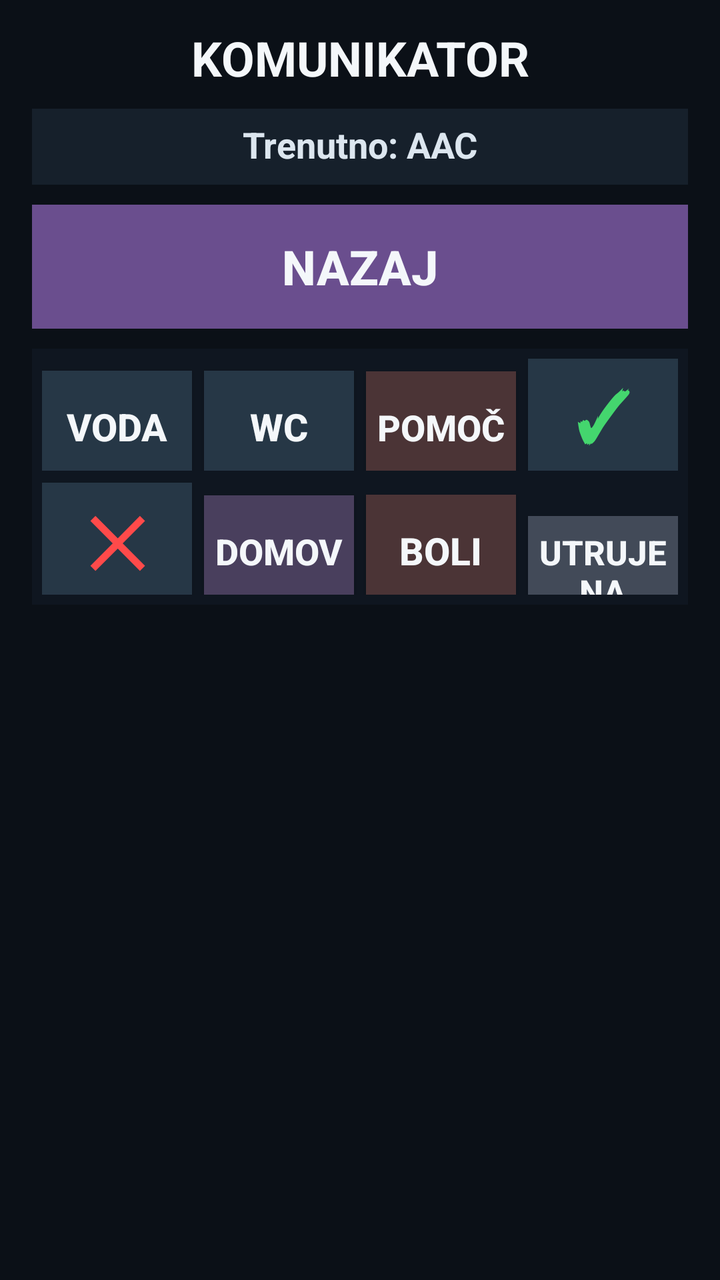
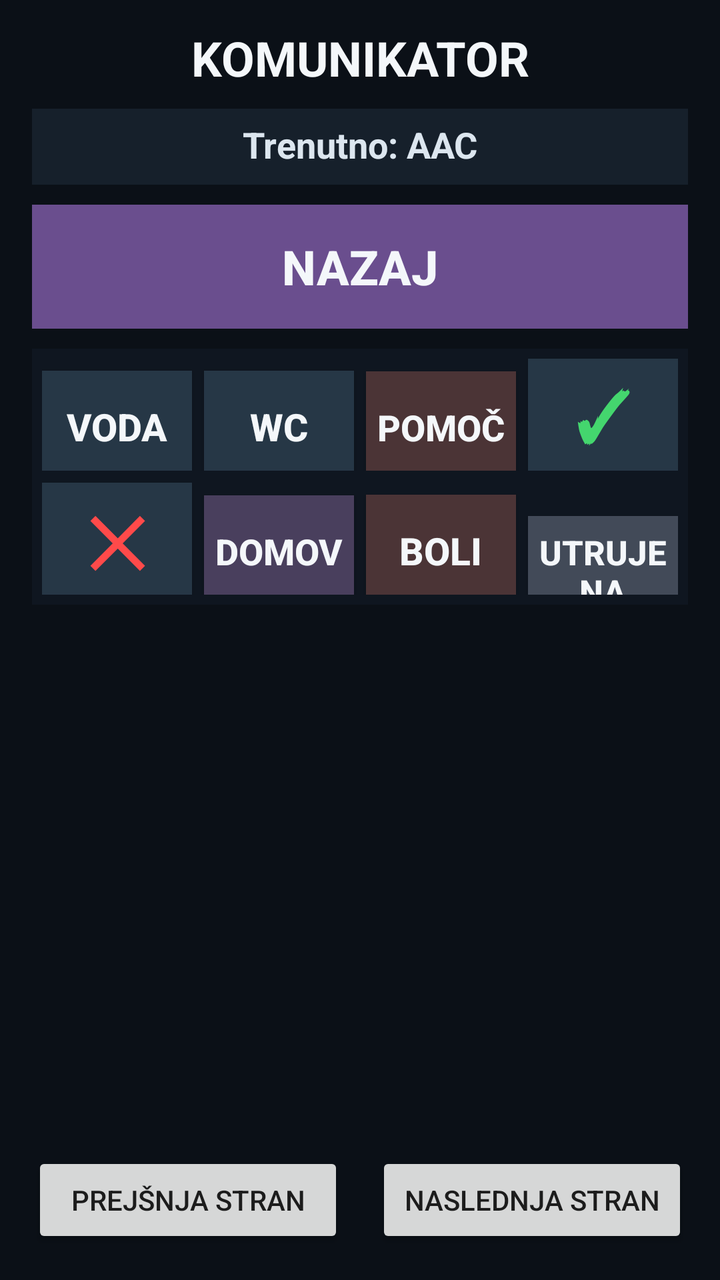

Screens rendered from an Android XML layout before and after an edit, with the pre-edit source and the edit as a unified diff.
<!-- AndroidManifest.xml: application theme Theme.AppCompat.Light.NoActionBar -->
<!-- res/layout/activity_aac_communicator.xml -->
<?xml version="1.0" encoding="utf-8"?>
<LinearLayout xmlns:android="http://schemas.android.com/apk/res/android"
    android:layout_width="match_parent"
    android:layout_height="match_parent"
    android:background="#0B1017"
    android:orientation="vertical"
    android:padding="16dp">

    <TextView
        android:id="@+id/txtAacTitle"
        android:layout_width="match_parent"
        android:layout_height="wrap_content"
        android:gravity="center"
        android:includeFontPadding="false"
        android:paddingBottom="10dp"
        android:text="KOMUNIKATOR"
        android:textColor="#F4F7FA"
        android:textSize="24sp"
        android:textStyle="bold" />

    <TextView
        android:id="@+id/txtAacPath"
        android:layout_width="match_parent"
        android:layout_height="wrap_content"
        android:layout_marginBottom="10dp"
        android:background="#16202B"
        android:gravity="center"
        android:includeFontPadding="false"
        android:minHeight="38dp"
        android:padding="8dp"
        android:text="Trenutno: AAC"
        android:textColor="#DCE6EF"
        android:textSize="18sp"
        android:textStyle="bold" />

    <Button
        android:id="@+id/btnAacBackNav"
        android:layout_width="match_parent"
        android:layout_height="62dp"
        android:layout_marginBottom="10dp"
        android:background="#6A4E8E"
        android:enabled="false"
        android:text="NAZAJ"
        android:textAllCaps="false"
        android:textColor="#F4F7FA"
        android:textSize="24sp"
        android:textStyle="bold" />

    <Button
        android:id="@+id/btnOpenDrinksV2Test"
        android:layout_width="match_parent"
        android:layout_height="56dp"
        android:layout_marginBottom="10dp"
        android:background="#34414D"
        android:text="PIJAČE"
        android:textColor="#F4F7FA"
        android:textSize="20sp"
        android:textStyle="bold"
        android:visibility="gone" />

    <LinearLayout
        android:id="@+id/aacSentenceBar"
        android:layout_width="match_parent"
        android:layout_height="wrap_content"
        android:layout_marginBottom="14dp"
        android:background="#0B1F2A"
        android:clickable="false"
        android:minHeight="176dp"
        android:orientation="vertical"
        android:padding="14dp"
        android:visibility="gone">

        <TextView
            android:id="@+id/txtAacPrompt"
            android:layout_width="match_parent"
            android:layout_height="wrap_content"
            android:layout_marginBottom="10dp"
            android:gravity="center"
            android:includeFontPadding="false"
            android:maxLines="2"
            android:minHeight="44dp"
            android:padding="6dp"
            android:text=""
            android:textColor="#F4F7FA"
            android:textSize="24sp"
            android:textStyle="bold"
            android:visibility="gone" />

        <TextView
            android:id="@+id/txtAacSentence"
            android:layout_width="match_parent"
            android:layout_height="wrap_content"
            android:background="#F4F7FA"
            android:gravity="center"
            android:includeFontPadding="false"
            android:maxLines="2"
            android:minHeight="76dp"
            android:padding="12dp"
            android:text=""
            android:textColor="#111820"
            android:textSize="30sp"
            android:textStyle="bold" />

        <LinearLayout
            android:layout_width="match_parent"
            android:layout_height="wrap_content"
            android:layout_marginTop="14dp"
            android:orientation="horizontal">

            <Button
                android:id="@+id/btnAacSpeakSentence"
                android:layout_width="0dp"
                android:layout_height="72dp"
                android:layout_marginEnd="8dp"
                android:layout_weight="1"
                android:background="#1F8A4C"
                android:minHeight="72dp"
                android:text="POVEJ"
                android:textColor="#F4F7FA"
                android:textSize="24sp"
                android:textStyle="bold" />

            <Button
                android:id="@+id/btnAacClearSentence"
                android:layout_width="0dp"
                android:layout_height="72dp"
                android:layout_marginStart="8dp"
                android:layout_weight="1"
                android:background="#8A2F2B"
                android:minHeight="72dp"
                android:text="POČISTI"
                android:textColor="#F4F7FA"
                android:textSize="24sp"
                android:textStyle="bold" />

        </LinearLayout>

    </LinearLayout>

    <LinearLayout
        android:id="@+id/aacQuickAccessArea"
        android:layout_width="match_parent"
        android:layout_height="wrap_content"
        android:layout_marginBottom="8dp"
        android:background="#0F1620"
        android:orientation="vertical"
        android:padding="5dp">

        <LinearLayout
            android:id="@+id/aacQuickAccessRowTop"
            android:layout_width="match_parent"
            android:layout_height="wrap_content"
            android:layout_marginBottom="6dp"
            android:orientation="horizontal">

            <Button
                android:id="@+id/btnQuickWater"
                android:layout_width="0dp"
                android:layout_height="56dp"
                android:layout_marginEnd="6dp"
                android:layout_weight="1"
                android:background="#263746"
                android:text="VODA"
                android:textAllCaps="false"
                android:textColor="#F4F7FA"
                android:textSize="19sp"
                android:textStyle="bold" />

            <Button
                android:id="@+id/btnQuickWc"
                android:layout_width="0dp"
                android:layout_height="56dp"
                android:layout_marginEnd="6dp"
                android:layout_weight="1"
                android:background="#263746"
                android:text="WC"
                android:textAllCaps="false"
                android:textColor="#F4F7FA"
                android:textSize="19sp"
                android:textStyle="bold" />

            <Button
                android:id="@+id/btnQuickHelp"
                android:layout_width="0dp"
                android:layout_height="56dp"
                android:layout_marginEnd="6dp"
                android:layout_weight="1"
                android:background="#4B3436"
                android:text="POMOČ"
                android:textAllCaps="false"
                android:textColor="#F4F7FA"
                android:textSize="18sp"
                android:textStyle="bold" />

            <Button
                android:id="@+id/btnQuickYes"
                android:layout_width="0dp"
                android:layout_height="56dp"
                android:layout_weight="1"
                android:background="#263746"
                android:text="&#10003;"
                android:textAllCaps="false"
                android:textColor="#44D66E"
                android:textSize="34sp"
                android:textStyle="bold" />

        </LinearLayout>

        <LinearLayout
            android:id="@+id/aacQuickAccessRowBottom"
            android:layout_width="match_parent"
            android:layout_height="wrap_content"
            android:orientation="horizontal">

            <Button
                android:id="@+id/btnQuickNo"
                android:layout_width="0dp"
                android:layout_height="56dp"
                android:layout_marginEnd="6dp"
                android:layout_weight="1"
                android:background="#263746"
                android:text="&#10005;"
                android:textAllCaps="false"
                android:textColor="#FF4A4A"
                android:textSize="34sp"
                android:textStyle="bold" />

            <Button
                android:id="@+id/btnQuickHome"
                android:layout_width="0dp"
                android:layout_height="56dp"
                android:layout_marginEnd="6dp"
                android:layout_weight="1"
                android:background="#493F5D"
                android:text="DOMOV"
                android:textAllCaps="false"
                android:textColor="#F4F7FA"
                android:textSize="18sp"
                android:textStyle="bold" />

            <Button
                android:id="@+id/btnQuickPain"
                android:layout_width="0dp"
                android:layout_height="56dp"
                android:layout_marginEnd="6dp"
                android:layout_weight="1"
                android:background="#4B3436"
                android:text="BOLI"
                android:textAllCaps="false"
                android:textColor="#F4F7FA"
                android:textSize="19sp"
                android:textStyle="bold" />

            <Button
                android:id="@+id/btnQuickTired"
                android:layout_width="0dp"
                android:layout_height="56dp"
                android:layout_weight="1"
                android:background="#424A58"
                android:text="UTRUJENA"
                android:textAllCaps="false"
                android:textColor="#F4F7FA"
                android:textSize="17sp"
                android:textStyle="bold" />

        </LinearLayout>

    </LinearLayout>

    <androidx.recyclerview.widget.RecyclerView
        android:id="@+id/recyclerAacTiles"
        android:layout_width="match_parent"
        android:layout_height="0dp"
        android:layout_weight="1"
        android:clipToPadding="false"
        android:overScrollMode="never"
        android:padding="4dp"
        android:scrollbars="none" />

</LinearLayout>
<!-- resources referenced by this layout -->
<resources>

</resources>

<!-- the commit's change to res/layout/activity_aac_communicator.xml (unified diff, before → after) -->
@@ -277,4 +277,28 @@
         android:padding="4dp"
         android:scrollbars="none" />
 
+    <LinearLayout
+        android:layout_width="match_parent"
+        android:layout_height="48dp"
+        android:orientation="horizontal">
+        <Button
+            android:id="@+id/btnAacPreviousContentPage"
+            android:layout_width="0dp"
+            android:layout_height="match_parent"
+            android:layout_weight="1"
+            android:text="PREJŠNJA STRAN" />
+        <TextView
+            android:id="@+id/txtAacContentPage"
+            android:layout_width="wrap_content"
+            android:layout_height="match_parent"
+            android:gravity="center"
+            android:padding="8dp"
+            android:textColor="#F4F7FA" />
+        <Button
+            android:id="@+id/btnAacNextContentPage"
+            android:layout_width="0dp"
+            android:layout_height="match_parent"
+            android:layout_weight="1"
+            android:text="NASLEDNJA STRAN" />
+    </LinearLayout>
 </LinearLayout>
